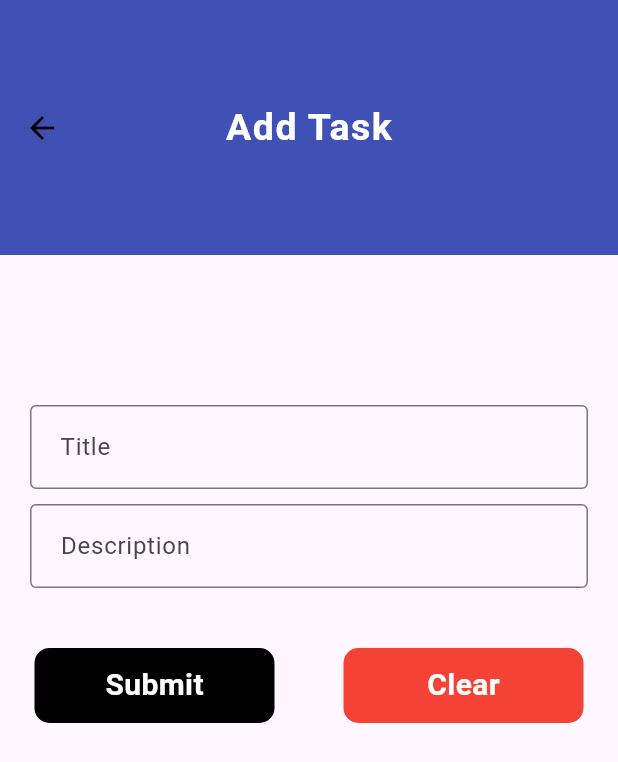
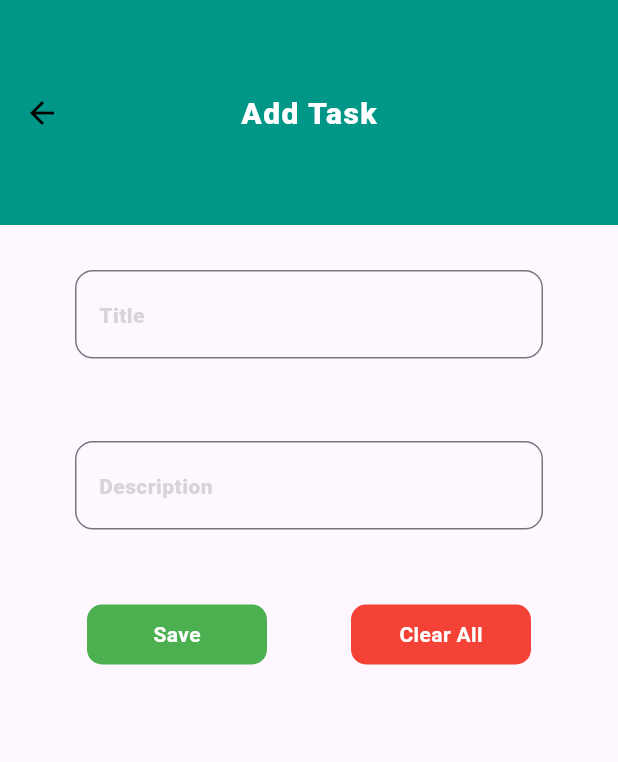
Before and after one commit to Nithin-M-0077/my_todo, a Flutter app: the screen it shows after launch, after a tap on the "add" icon, on a phone screen of 412 x 824 dp. Shown: the top 762 px of the screen. Run offline on Flutter 3.47's test engine with Material 3 defaults, Android fonts, the phone set to English and light mode, and no system bars; our stand-ins replace animated_splash_screen, sqflite; accounts and stored records are empty.

Commit message:
some fixes

```diff
--- a/lib/add_update_screen.dart
+++ b/lib/add_update_screen.dart
@@ -49,21 +49,22 @@ class _AddUpdateTaskState extends State<AddUpdateTask> {
 
     return Scaffold(
       appBar: AppBar(
-        backgroundColor: Colors.indigo,
-        toolbarHeight: 170,
+        backgroundColor: Colors.teal,
+        toolbarHeight: 150,
         centerTitle: true,
         title: Text(
           appTitle,
-          style: TextStyle(
-              fontWeight: FontWeight.bold,
-              fontSize: 25,
+          style: const TextStyle(
+              fontWeight: FontWeight.w900,
+              fontSize: 20,
               color: Colors.white,
-              letterSpacing: 1),
+              letterSpacing: 1
           ),
         ),
-      body: Padding(
-        padding: EdgeInsets.only(top: 100),
-        child: SingleChildScrollView(
+      ),
+      body:SingleChildScrollView(
+        child: Padding(
+          padding: const EdgeInsets.all(30),
           child: Column(
             children: [
               Form(
@@ -71,53 +72,87 @@ class _AddUpdateTaskState extends State<AddUpdateTask> {
                 child: Column(
                   children: [
                     Padding(
-                      padding: EdgeInsets.symmetric(horizontal: 20),
+                      padding: const EdgeInsets.symmetric(horizontal: 20),
                       child: TextFormField(
+                        cursorColor: Colors.black,
+                        style:const TextStyle(
+                            fontWeight: FontWeight.w900,
+                            fontSize: 18,
+                            color: Colors.black,
+                            letterSpacing: 1
+                        ),
                         keyboardType: TextInputType.multiline,
                         controller: titleController,
                         decoration: InputDecoration(
-                            border: OutlineInputBorder(), hintText: " Title"),
+                          hintStyle:  TextStyle(
+                              fontWeight: FontWeight.w900,
+                              fontSize: 14,
+                              color: Colors.grey.withOpacity(0.4),
+                              letterSpacing: 0.30
+
+                          ),
+                          border: OutlineInputBorder(borderRadius: BorderRadius.circular(12.0,),),
+                          focusedBorder: OutlineInputBorder(
+                            borderRadius: BorderRadius.circular(10.0),
+                            borderSide: const BorderSide(color: Colors.green), // Set focused border color here
+                          ),
+                          hintText: "Title",
+                        ),
                         validator: (value) {
                           if (value!.isEmpty) {
-                            return "Enter some text";
+                            return "Enter title of your task";
                           }
                           return null;
                         },
                       ),
                     ),
-                    SizedBox(
-                      height: 10,
+                    const SizedBox(height: 55,),
+                    Padding(
+                      padding: const EdgeInsets.symmetric(horizontal: 20),
+                      child: TextFormField(
+                        cursorColor: Colors.black,
+                        style: const TextStyle(
+                            fontWeight: FontWeight.w900,
+                            fontSize: 18,
+                            color: Colors.black,
+                            letterSpacing: 1
                         ),
-                    Padding(
-                      padding: EdgeInsets.symmetric(horizontal: 20),
-                      child: TextFormField(
                         keyboardType: TextInputType.multiline,
                         maxLines: null,
                         controller: descController,
                         decoration: InputDecoration(
-                            border: OutlineInputBorder(),
-                            hintText: " Description"),
+                          hintStyle: TextStyle(
+                              fontWeight: FontWeight.w900,
+                              fontSize: 14,
+                              color: Colors.grey.withOpacity(0.4),
+                              letterSpacing: 0.30
+                          ),
+                          border: OutlineInputBorder(borderRadius: BorderRadius.circular(12.0), // Set border radius here
+                          ),
+                          focusedBorder: OutlineInputBorder(
+                            borderRadius: BorderRadius.circular(10.0),
+                            borderSide: const BorderSide(color: Colors.green), // Set focused border color here
+                          ),
+                          hintText: "Description",
+                        ),
                         validator: (value) {
                           if (value!.isEmpty) {
-                            return "Enter some text";
+                            return "Enter description about your task";
                           }
                           return null;
                         },
                       ),
                     ),
+
                   ],
                 ),
               ),
-              SizedBox(
-                height: 40,
-              ),
-              Container(
-                width: MediaQuery.of(context).size.width,
-                child: Row(
+              const SizedBox(height: 50,),
+              Row(
                 mainAxisAlignment: MainAxisAlignment.spaceAround,
                 children: [
                   Material(
-                      color: Colors.black,
+                    color: Colors.green,
                     borderRadius: BorderRadius.circular(10),
                     child: InkWell(
                       onTap: () {
@@ -139,7 +174,7 @@ class _AddUpdateTaskState extends State<AddUpdateTask> {
                           Navigator.push(
                             context,
                             MaterialPageRoute(
-                                builder: (context) => HomeScreen(),
+                              builder: (context) => const HomeScreen(),
                             ),
                           );
                           titleController.clear;
@@ -148,16 +183,16 @@ class _AddUpdateTaskState extends State<AddUpdateTask> {
                       },
                       child: Container(
                         alignment: Alignment.center,
-                          margin: EdgeInsets.symmetric(horizontal: 20),
-                          padding: EdgeInsets.symmetric(horizontal: 10),
-                          height: 50,
-                          width: 120,
-                          child: Text(
-                            "Submit",
+                        margin: const EdgeInsets.symmetric(horizontal: 20),
+                        padding: const EdgeInsets.symmetric(horizontal: 10),
+                        height: 40,
+                        width: 80,
+                        child: const Text(
+                          "Save",
                           style: TextStyle(
                               fontWeight: FontWeight.bold,
                               color: Colors.white,
-                                fontSize: 20),
+                              fontSize: 14),
                         ),
                       ),
                     ),
@@ -174,26 +209,26 @@ class _AddUpdateTaskState extends State<AddUpdateTask> {
                       },
                       child: Container(
                         alignment: Alignment.center,
-                          margin: EdgeInsets.symmetric(horizontal: 20),
-                          padding: EdgeInsets.symmetric(horizontal: 10),
-                          height: 50,
-                          width: 120,
-                          child: Text(
-                            "Clear",
+                        margin: const EdgeInsets.symmetric(horizontal: 20),
+                        padding: const EdgeInsets.symmetric(horizontal: 10),
+                        height: 40,
+                        width: 80,
+                        child: const Text(
+                          "Clear All",
                           style: TextStyle(
                               fontWeight: FontWeight.bold,
                               color: Colors.white,
-                                fontSize: 20),
+                              fontSize: 14),
                         ),
                       ),
                     ),
                   ),
                 ],
               ),
-              ),
             ],
           ),
         ),
+
       ),
     );
   }
--- a/lib/db_handler.dart
+++ b/lib/db_handler.dart
@@ -13,7 +13,7 @@ class DBHelper {
       return _db;
     }
     _db = await initDatabase();
-    return null;
+    return _db;
   }
 
   initDatabase() async {
@@ -24,14 +24,14 @@ class DBHelper {
   }
 
   _createDatabase(Database db, int version) async {
-    //creating table in the database
-    await db.execute(
-      "CREATE TABLE mytodo(id INTEGER PRIMARY KEY AUTOINCREMENT, title TEXT NOT NULL, desc TEXT NOT NULL)",
-    );
+    // Check if the table does not exist before creating it
+    await db.execute("CREATE TABLE IF NOT EXISTS mytodo("
+        "id INTEGER PRIMARY KEY AUTOINCREMENT, "
+        "title TEXT NOT NULL, "
+        "desc TEXT NOT NULL)");
   }
 
-// insering data
-
+  // inserting data
   Future<TodoModel> insert(TodoModel todoModel) async {
     var dbClient = await db;
     await dbClient?.insert("mytodo", todoModel.toMap());
@@ -39,9 +39,9 @@ class DBHelper {
   }
 
   Future<List<TodoModel>> getDataList() async {
-    await db;
+    var dbClient = await db;
     final List<Map<String, Object?>> QueryResult =
-        await _db!.rawQuery("SELECT * FROM mytodo");
+    await dbClient!.rawQuery("SELECT * FROM mytodo");
     return QueryResult.map((e) => TodoModel.fromMap(e)).toList();
   }
 
@@ -56,3 +56,55 @@ class DBHelper {
         where: 'id = ?', whereArgs: [todoModel.id]);
   }
 }
+//
+// class DBHelper {
+//   static Database? _db;
+//
+//   Future<Database?> get db async {
+//     if (_db != null) {
+//       return _db;
+//     }
+//     _db = await initDatabase();
+//     return null;
+//   }
+//
+//   initDatabase() async {
+//     io.Directory documentDirectory = await getApplicationDocumentsDirectory();
+//     String path = join(documentDirectory.path, 'Todo.db');
+//     var db = await openDatabase(path, version: 1, onCreate: _createDatabase);
+//     return db;
+//   }
+//
+//   _createDatabase(Database db, int version) async {
+//     //creating table in the database
+//     await db.execute(
+//       "CREATE TABLE mytodo(id INTEGER PRIMARY KEY AUTOINCREMENT, title TEXT NOT NULL, desc TEXT NOT NULL)",
+//     );
+//   }
+//
+// // insering data
+//
+//   Future<TodoModel> insert(TodoModel todoModel) async {
+//     var dbClient = await db;
+//     await dbClient?.insert("mytodo", todoModel.toMap());
+//     return todoModel;
+//   }
+//
+//   Future<List<TodoModel>> getDataList() async {
+//     await db;
+//     final List<Map<String, Object?>> QueryResult =
+//         await _db!.rawQuery("SELECT * FROM mytodo");
+//     return QueryResult.map((e) => TodoModel.fromMap(e)).toList();
+//   }
+//
+//   Future<int> delete(int id) async {
+//     var dbClient = await db;
+//     return await dbClient!.delete("mytodo", where: 'id = ?', whereArgs: [id]);
+//   }
+//
+//   Future<int> update(TodoModel todoModel) async {
+//     var dbClient = await db;
+//     return await dbClient!.update("mytodo", todoModel.toMap(),
+//         where: 'id = ?', whereArgs: [todoModel.id]);
+//   }
+// }
--- a/lib/home_screen.dart
+++ b/lib/home_screen.dart
@@ -28,47 +28,39 @@ class _HomeScreenState extends State<HomeScreen> {
   @override
   Widget build(BuildContext context) {
     return Scaffold(
-      backgroundColor: Colors.black,
+      backgroundColor: Colors.white,
       appBar: AppBar(
-        backgroundColor: Colors.indigo,
+        elevation: 0,
+        backgroundColor: Colors.teal,
         centerTitle: true,
-        title: Text(
+        title: const Text(
           "TO-DO",
-          style: TextStyle(
-              fontWeight: FontWeight.bold,
-              fontSize: 30,
-              color: Colors.white,
-              letterSpacing: 1),
-        ),
-        actions: [
-          Padding(
-            padding: EdgeInsets.only(right: 20),
-            child: Icon(
-              Icons.menu,
-              size: 30,
-              color: Colors.white,
+          style: TextStyle(fontWeight: FontWeight.w900, fontSize: 40, color: Colors.white,
+              letterSpacing: 1
           ),
         ),
-        ],
       ),
-      body: Column(
+      body: ListView(
         children: [
-          Expanded(
-              child: FutureBuilder(
+          Column(
+            children: [
+              FutureBuilder(
                 future: dataList,
                 builder: (context, AsyncSnapshot<List<TodoModel>> snapshot) {
                   if (!snapshot.hasData || snapshot.data == null) {
-                return Center(
-                  child: CircularProgressIndicator(),
+                    return const Center(
+                      child: CircularProgressIndicator(color: Colors.teal,),
                     );
                   } else if (snapshot.data!.length == 0) {
-                return Center(
+                    return const Padding(
+                      padding: EdgeInsets.all(10.0),
                       child: Text(
-                    "No Task Found.",
+                        "No Tasks.",
                         style: TextStyle(
+                          letterSpacing: 0.5,
                             fontSize: 15,
-                        fontWeight: FontWeight.bold,
-                        color: Colors.white),
+                            fontWeight: FontWeight.w700,
+                            color: Colors.black),
                       ),
                     );
                   } else {
@@ -82,12 +74,10 @@ class _HomeScreenState extends State<HomeScreen> {
                         return Dismissible(
                           key: ValueKey<int>(todoId),
                           direction: DismissDirection.endToStart,
-                      background: Container(
+                          background: const Icon(
+                            Icons.delete_forever,
                             color: Colors.red,
-                        child: Icon(
-                          Icons.delete_forever,
-                          color: Colors.white,
-                        ),
+                            size: 35,
                           ),
                           onDismissed: (DismissDirection direction) {
                             setState(() {
@@ -97,54 +87,39 @@ class _HomeScreenState extends State<HomeScreen> {
                             });
                           },
                           child: Container(
-                        margin: EdgeInsets.all(20),
-                        decoration: BoxDecoration(
-                          color: Colors.white,
-                          boxShadow: [
+                            margin: const EdgeInsets.all(20),
+                            decoration:  BoxDecoration(
+                              borderRadius: BorderRadius.circular(15),
+                              color: Colors.grey.withOpacity(0.1),
+                              boxShadow: const [
                                 BoxShadow(
                                   color: Colors.white,
-                              blurRadius: 0.5,
-                              spreadRadius: 0.5,
+                                  blurRadius: 0.7,
+                                  spreadRadius: 0.7,
                                 ),
                               ],
                             ),
                             child: Column(
                               children: [
                                 ListTile(
-                              contentPadding: EdgeInsets.all(10),
-                              title: Padding(
-                                padding: EdgeInsets.only(bottom: 10),
-                                child: Text(
+                                  contentPadding: const EdgeInsets.all(20),
+                                  title: Text(
                                     todoTitle,
-                                  style: TextStyle(
+                                    style: const TextStyle(
                                         color: Colors.black,
-                                      fontSize: 25,
-                                      fontWeight: FontWeight.bold),
-                                ),
+                                        fontSize: 20,
+                                        fontWeight: FontWeight.w700),
                                   ),
                                   subtitle: Text(
                                     todoDesc,
-                                style: TextStyle(
-                                  fontSize: 20,
-                                  fontWeight: FontWeight.bold,
+                                    style: const TextStyle(
+                                      fontSize: 18,
+                                      fontWeight: FontWeight.w600,
                                       color: Colors.black,
                                     ),
                                   ),
-                            ),
-                            Divider(
-                              height: 5,
-                              color: Colors.black,
-                              thickness: 0.2,
-                            ),
-                            Padding(
-                              padding: EdgeInsets.symmetric(
-                                  vertical: 7, horizontal: 7),
-                            ),
-                            Row(
-                              mainAxisAlignment: MainAxisAlignment.end,
-                              children: [
-                                InkWell(
-                                  onTap: () {
+                                  trailing: GestureDetector(
+                                    onTap: (){
                                       Navigator.push(
                                         context,
                                         MaterialPageRoute(
@@ -156,14 +131,14 @@ class _HomeScreenState extends State<HomeScreen> {
                                           ),
                                         ),
                                       );
+
                                     },
-                                  child: Icon(
+                                    child: const Icon(
                                       Icons.edit_note,
-                                    color: Colors.black,
-                                    size: 35,
+                                      color: Colors.green,
+                                      size: 25,
                                     ),
                                   ),
-                              ],
                                 ),
                               ],
                             ),
@@ -173,16 +148,14 @@ class _HomeScreenState extends State<HomeScreen> {
                     );
                   }
                 },
-          )),
+              ),
+            ],
+          ),
         ],
       ),
       floatingActionButton: FloatingActionButton(
-        backgroundColor: Colors.white,
-        child: Icon(
-          Icons.add,
-          color: Colors.indigo,
-          size: 30,
-        ),
+        backgroundColor: Colors.teal,
+        child: const Icon(Icons.add, color: Colors.white, size: 30,),
         onPressed: () {
           Navigator.push(
             context,
```
Lines whose indentation alone changed are shown as unchanged.
